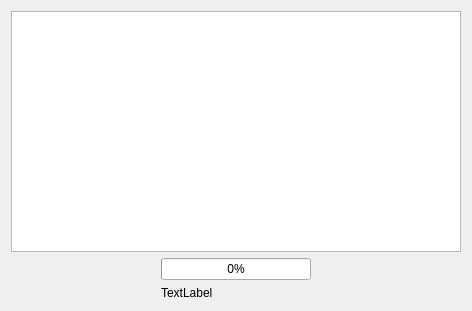
The window that FileManagement/DownloadFile.ui (hhyvs111/FileManagement) describes before a commit, drawn with Qt 5.
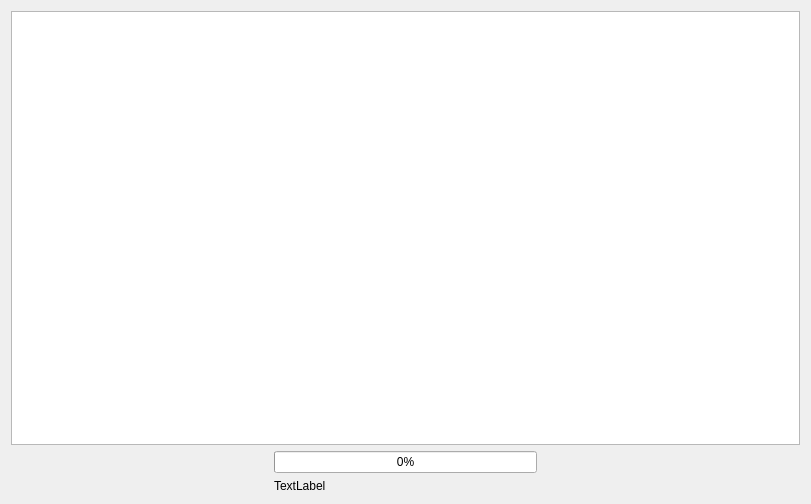
The same window after the commit.

Patch:
```diff
--- a/FileManagement/DownloadFile.ui
+++ b/FileManagement/DownloadFile.ui
@@ -6,8 +6,8 @@
    <rect>
     <x>0</x>
     <y>0</y>
-    <width>472</width>
-    <height>311</height>
+    <width>811</width>
+    <height>504</height>
    </rect>
   </property>
   <property name="windowTitle">
```
